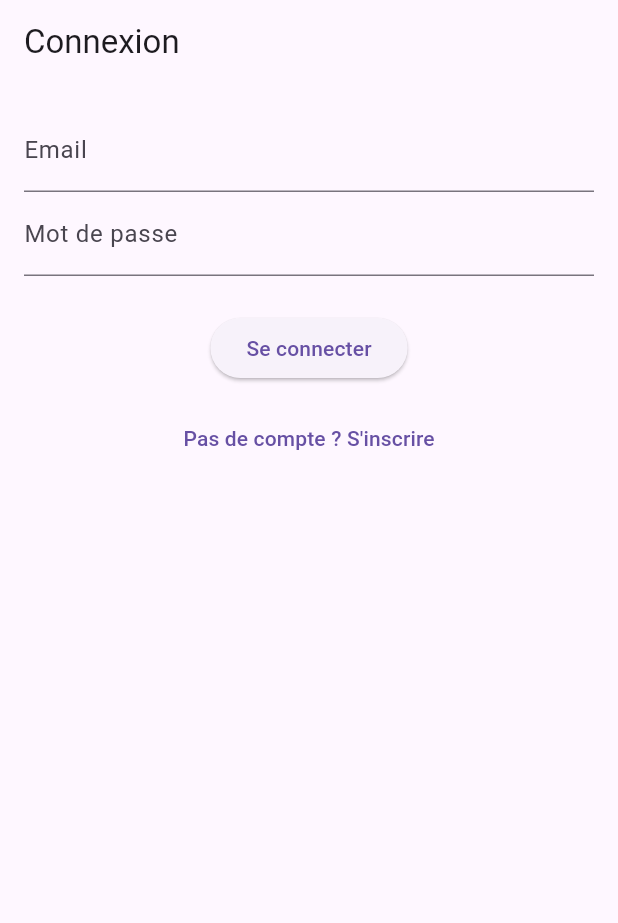
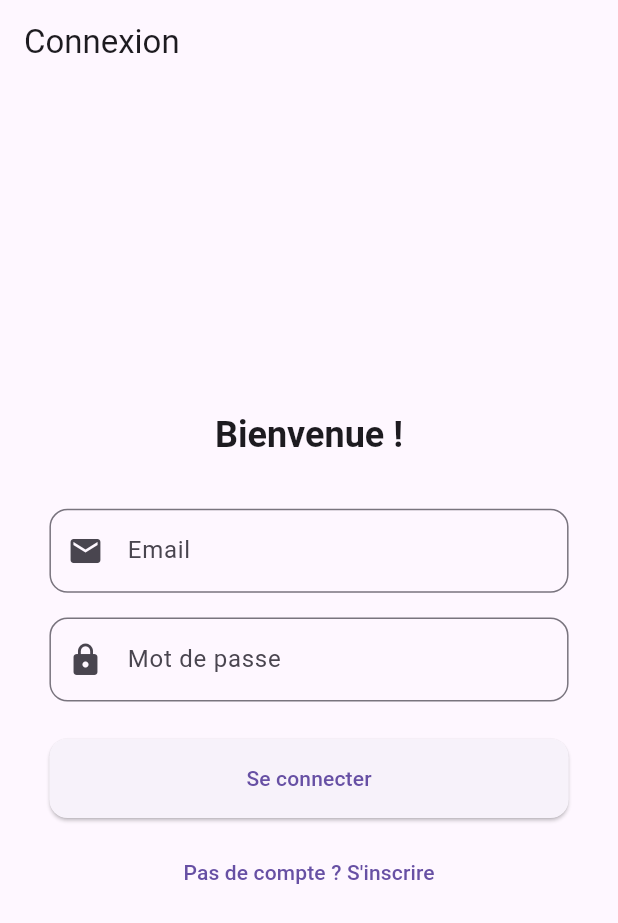
Before and after one commit to farah25T/tiktok_clone, a Flutter app: the LoginView screen opened by its route, on a phone screen of 412 x 824 dp. Shown: the top 923 px of the screen. Run offline on Flutter 3.47's test engine with Material 3 defaults, Android fonts, the phone set to English and light mode, and no system bars; our stand-ins replace cloud_firestore, equatable, firebase_auth, firebase_core, firebase_storage, flutter_cache_manager and 6 more; accounts and stored records are empty; generated files the repository leaves out were written again.

Commit message:
fix : small fixes

```diff
--- a/lib/app/core/data_sources/video_feed_data_source.dart
+++ b/lib/app/core/data_sources/video_feed_data_source.dart
@@ -11,7 +11,6 @@ class VideoFeedDataSource extends IVideoFeedDataSource {
   @override
   Future<List<VideoItem>> fetchVideos({int limit = 2}) async {
     _lastDocument = null;
-    print('Fetching initial videos with limit: $limit');
     return _fetch(limit: limit);
   }
 
@@ -33,7 +32,6 @@ class VideoFeedDataSource extends IVideoFeedDataSource {
       }
 
       final snapshot = await query.get();
-      print('Fetched ${snapshot.size} docs');
 
       if (snapshot.docs.isEmpty) return [];
 
@@ -43,7 +41,6 @@ class VideoFeedDataSource extends IVideoFeedDataSource {
       for (final doc in snapshot.docs) {
         try {
           final item = VideoItem.fromFirestore(doc);
-          print('helllooooo $item');
           items.add(item);
         } catch (e) {
           print('VideoItem parse error: $e');
--- a/lib/app/features/authentication/screens/login_view.dart
+++ b/lib/app/features/authentication/screens/login_view.dart
@@ -3,6 +3,7 @@ import 'package:flutter_riverpod/flutter_riverpod.dart';
 import 'package:go_router/go_router.dart';
 import 'package:tiktok/app/core/constants/enums/router_enum.dart';
 import 'package:tiktok/app/features/authentication/state/auth_provider.dart';
+import 'package:tiktok/app/presentation/theme/device_dimensions.dart';
 import '../state/auth_form_state.dart';
 
 class LoginView extends ConsumerWidget {
@@ -10,6 +11,8 @@ class LoginView extends ConsumerWidget {
 
   @override
   Widget build(BuildContext context, WidgetRef ref) {
+    DeviceDimensions.initialize(context);
+
     final form = ref.watch(loginFormProvider);
     final notifier = ref.read(loginFormProvider.notifier);
 
@@ -21,39 +24,78 @@ class LoginView extends ConsumerWidget {
 
     return Scaffold(
       appBar: AppBar(title: const Text('Connexion')),
-      body: Padding(
-        padding: const EdgeInsets.all(16),
+      body: Center(
+        child: SingleChildScrollView(
+          padding: EdgeInsets.symmetric(
+            horizontal: DeviceDimensions.width * 0.08,
+            vertical: DeviceDimensions.height * 0.04,
+          ),
           child: Column(
+            mainAxisSize: MainAxisSize.min,
             children: [
+              Text(
+                'Bienvenue !',
+                style: Theme.of(context).textTheme.headlineSmall?.copyWith(
+                  fontWeight: FontWeight.bold,
+                ),
+              ),
+              SizedBox(height: DeviceDimensions.height * 0.04),
               TextField(
                 onChanged: notifier.emailChanged,
                 keyboardType: TextInputType.emailAddress,
-              decoration: const InputDecoration(labelText: 'Email'),
+                decoration: InputDecoration(
+                  labelText: 'Email',
+                  border: OutlineInputBorder(
+                    borderRadius: BorderRadius.circular(12),
                   ),
+                  prefixIcon: const Icon(Icons.email),
+                ),
+              ),
+              SizedBox(height: DeviceDimensions.height * 0.02),
               TextField(
                 onChanged: notifier.passwordChanged,
                 obscureText: true,
-              decoration: const InputDecoration(labelText: 'Mot de passe'),
+                decoration: InputDecoration(
+                  labelText: 'Mot de passe',
+                  border: OutlineInputBorder(
+                    borderRadius: BorderRadius.circular(12),
                   ),
-            const SizedBox(height: 24),
+                  prefixIcon: const Icon(Icons.lock),
+                ),
+              ),
+              SizedBox(height: DeviceDimensions.height * 0.03),
               if (form.status == AuthFormStatus.error)
-              Text(
+                Padding(
+                  padding: const EdgeInsets.only(bottom: 12),
+                  child: Text(
                     form.message ?? '',
                     style: const TextStyle(color: Colors.red),
                   ),
-            ElevatedButton(
+                ),
+              SizedBox(
+                width: double.infinity,
+                child: ElevatedButton(
                   onPressed: form.status == AuthFormStatus.loading
                       ? null
                       : notifier.submit,
+                  style: ElevatedButton.styleFrom(
+                    padding: EdgeInsets.symmetric(
+                      vertical: DeviceDimensions.height * 0.02,
+                    ),
+                    shape: RoundedRectangleBorder(
+                      borderRadius: BorderRadius.circular(12),
+                    ),
+                  ),
                   child: form.status == AuthFormStatus.loading
                       ? const SizedBox(
                           height: 16,
                           width: 16,
-                      child: CircularProgressIndicator(),
+                          child: CircularProgressIndicator(strokeWidth: 2),
                         )
                       : const Text('Se connecter'),
                 ),
-            const SizedBox(height: 12),
+              ),
+              SizedBox(height: DeviceDimensions.height * 0.015),
               TextButton(
                 onPressed: () => context.goNamed(RouterEnum.registerView.name),
                 child: const Text("Pas de compte ? S'inscrire"),
@@ -61,6 +103,7 @@ class LoginView extends ConsumerWidget {
             ],
           ),
         ),
+      ),
     );
   }
 }
--- /dev/null
+++ b/lib/app/presentation/theme/device_dimensions.dart
@@ -0,0 +1,15 @@
+import 'package:flutter/widgets.dart';
+
+class DeviceDimensions {
+  static late double _width;
+  static late double _height;
+
+  static void initialize(BuildContext context) {
+    final mediaQuery = MediaQuery.of(context);
+    _width = mediaQuery.size.width;
+    _height = mediaQuery.size.height;
+  }
+
+  static double get width => _width;
+  static double get height => _height;
+}
```
Also changed, not shown: lib/app/features/authentication/screens/register_view.Dart (+54 -21 lines). Lines whose indentation alone changed are shown as unchanged.
